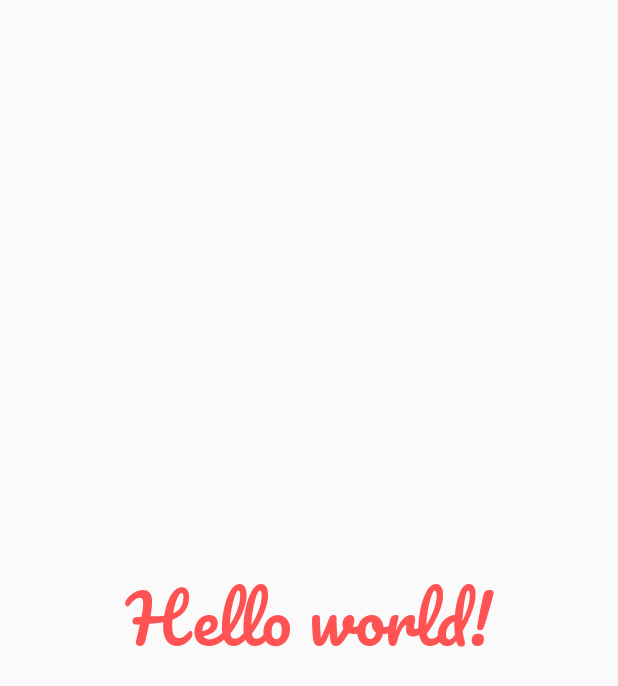
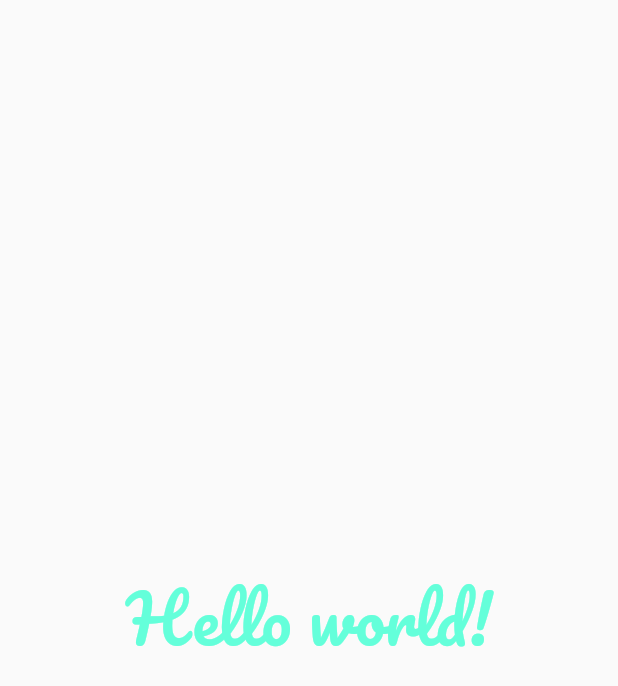
Before and after one commit to kuroshmondora/flutter_github_action, a Flutter app: the screen it shows after launch, on a phone screen of 412 x 824 dp. Shown: the top 686 px of the screen. Run offline on Flutter 3.47's test engine with Material 2 defaults, Android fonts, the phone set to English and light mode, and no system bars; our stand-ins replace google_fonts.

Commit message:
change color

```diff
--- a/lib/main.dart
+++ b/lib/main.dart
@@ -26,7 +26,7 @@ class HomePage extends StatelessWidget {
             "Hello world!",
             style: GoogleFonts.pacifico(
               textStyle: TextStyle(
-                color: Colors.redAccent,
+                color: Colors.tealAccent,
                 fontSize: 44,
               ),
             ),
```
